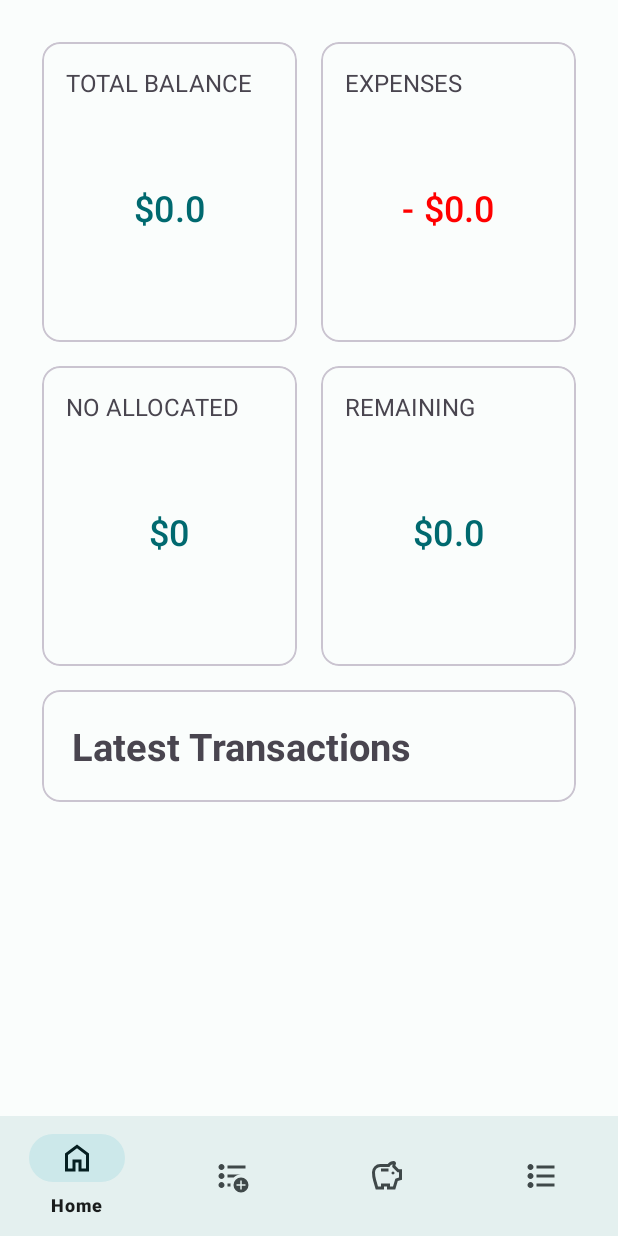
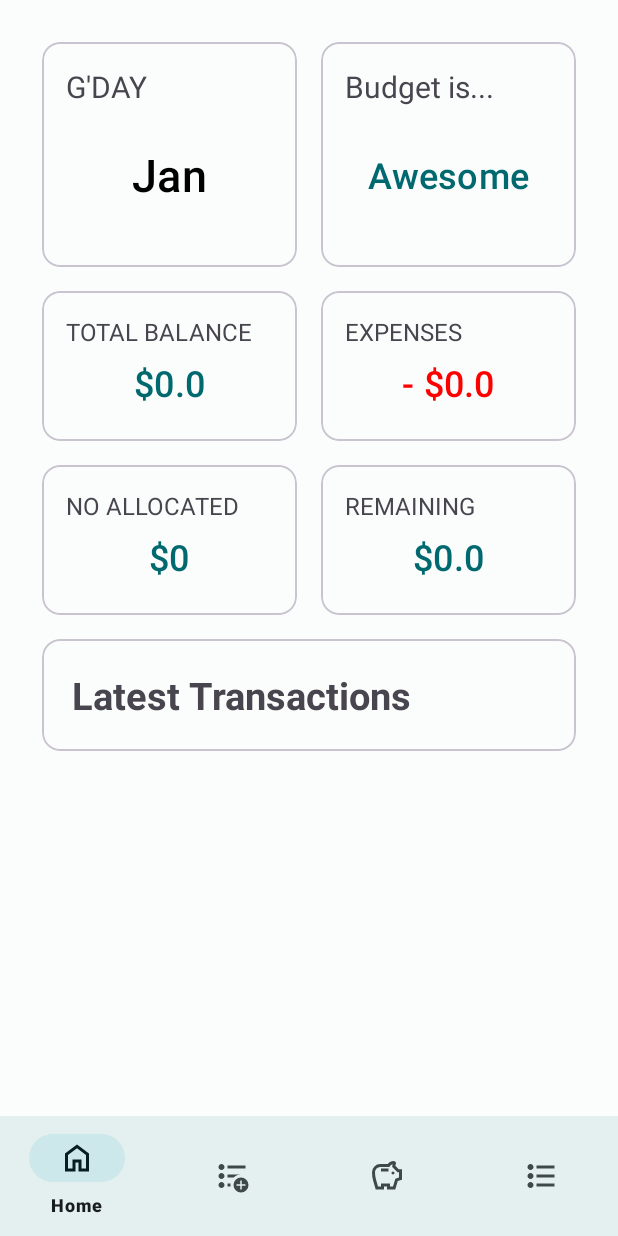
Before and after one commit to jj0003/Budget-Mate-APK, an Android app: the screen it shows after launch (MainActivity), on a phone screen of 412 x 824 dp. Run offline under Robolectric (Android 15) with nearby library versions, the phone set to English and light mode, and no system bars; our stand-ins replace Room's generated code, navigation-ui.

Commit message:
Starting to Change UI

```diff
--- a/app/src/main/res/layout/fragment_home.xml
+++ b/app/src/main/res/layout/fragment_home.xml
@@ -22,9 +22,103 @@
 
             <!-- First Card -->
             <com.google.android.material.card.MaterialCardView
+                android:layout_width="0dp"
+                android:layout_height="150dp"
+                android:layout_margin="8dp"
+                android:layout_weight="1">
+
+                <LinearLayout
+                    android:layout_width="match_parent"
+                    android:layout_height="match_parent"
+                    android:orientation="vertical"
+                    android:padding="16dp">
+
+                    <!-- Title TextView for Card 1 -->
+                    <TextView
+                        android:layout_width="wrap_content"
+                        android:layout_height="wrap_content"
+                        android:layout_gravity="start"
+                        android:maxLines="1"
+                        android:text="G'DAY"
+                        android:textSize="20sp" />
+
+                    <!-- Container for displaying total balance -->
+                    <LinearLayout
+                        android:layout_width="match_parent"
+                        android:layout_height="0dp"
+                        android:layout_weight="1"
+                        android:gravity="center"
+                        android:orientation="horizontal">
+
+                        <!-- TextView for total balance -->
+                        <TextView
+                            style="?attr/borderlessButtonStyle"
+                            android:layout_width="wrap_content"
+                            android:layout_height="wrap_content"
+                            android:maxLines="1"
+                            android:text="Jan"
+                            android:textColor="@color/material_dynamic_primary0"
+                            android:textSize="30sp" />
+                    </LinearLayout>
+                </LinearLayout>
+            </com.google.android.material.card.MaterialCardView>
+
+            <!-- Second Card -->
+            <com.google.android.material.card.MaterialCardView
+                android:layout_width="0dp"
+                android:layout_height="150dp"
+                android:layout_margin="8dp"
+                android:layout_weight="1">
+
+                <LinearLayout
+                    android:layout_width="match_parent"
+                    android:layout_height="match_parent"
+                    android:gravity="center"
+                    android:orientation="vertical"
+                    android:padding="16dp">
+
+                    <!-- Title TextView for Card 2 -->
+                    <TextView
+                        android:layout_width="wrap_content"
+                        android:layout_height="wrap_content"
+                        android:layout_gravity="start"
+                        android:maxLines="1"
+                        android:text="Budget is..."
+                        android:textSize="20sp" />
+
+                    <!-- Container for displaying total expenses -->
+                    <LinearLayout
+                        android:layout_width="match_parent"
+                        android:layout_height="0dp"
+                        android:layout_weight="1"
+                        android:gravity="center"
+                        android:orientation="horizontal">
+
+                        <!-- MaterialButton for total expenses -->
+                        <TextView
+                            style="?attr/borderlessButtonStyle"
+                            android:layout_width="wrap_content"
+                            android:layout_height="wrap_content"
+                            android:maxLines="1"
+                            android:text="Awesome"
+                            android:textSize="24sp" />
+                    </LinearLayout>
+                </LinearLayout>
+            </com.google.android.material.card.MaterialCardView>
+        </LinearLayout>
+
+        <!-- First Row of Cards -->
+        <LinearLayout
+            android:layout_width="match_parent"
+            android:layout_height="wrap_content"
+            android:gravity="center_horizontal"
+            android:orientation="horizontal">
+
+            <!-- First Card -->
+            <com.google.android.material.card.MaterialCardView
                 android:id="@+id/card1"
                 android:layout_width="0dp"
-                android:layout_height="200dp"
+                android:layout_height="100dp"
                 android:layout_margin="8dp"
                 android:layout_weight="1">
 
@@ -69,7 +163,7 @@
             <com.google.android.material.card.MaterialCardView
                 android:id="@+id/card2"
                 android:layout_width="0dp"
-                android:layout_height="200dp"
+                android:layout_height="100dp"
                 android:layout_margin="8dp"
                 android:layout_weight="1">
 
@@ -123,7 +217,7 @@
             <com.google.android.material.card.MaterialCardView
                 android:id="@+id/card3"
                 android:layout_width="0dp"
-                android:layout_height="200dp"
+                android:layout_height="100dp"
                 android:layout_margin="8dp"
                 android:layout_weight="1">
 
@@ -168,7 +262,7 @@
             <com.google.android.material.card.MaterialCardView
                 android:id="@+id/card4"
                 android:layout_width="0dp"
-                android:layout_height="200dp"
+                android:layout_height="100dp"
                 android:layout_margin="8dp"
                 android:layout_weight="1">
 
@@ -239,7 +333,7 @@
                 <androidx.recyclerview.widget.RecyclerView
                     android:id="@+id/recyclerview_latest_transactions"
                     android:layout_width="match_parent"
-                    android:layout_height="match_parent"
+                    android:layout_height="wrap_content"
                     tools:listitem="@layout/budget_list_item" />
             </LinearLayout>
         </com.google.android.material.card.MaterialCardView>
--- a/app/src/main/res/values/strings.xml
+++ b/app/src/main/res/values/strings.xml
@@ -1,5 +1,4 @@
 <resources>
-    <string name="app_name">BudgIT</string>
-    <!-- TODO: Remove or change this placeholder text -->
+    <string name="app_name">BudgetMate</string>
     <string name="hello_blank_fragment">Hello blank fragment</string>
 </resources>
```
Also changed, not shown: 9 other files.
